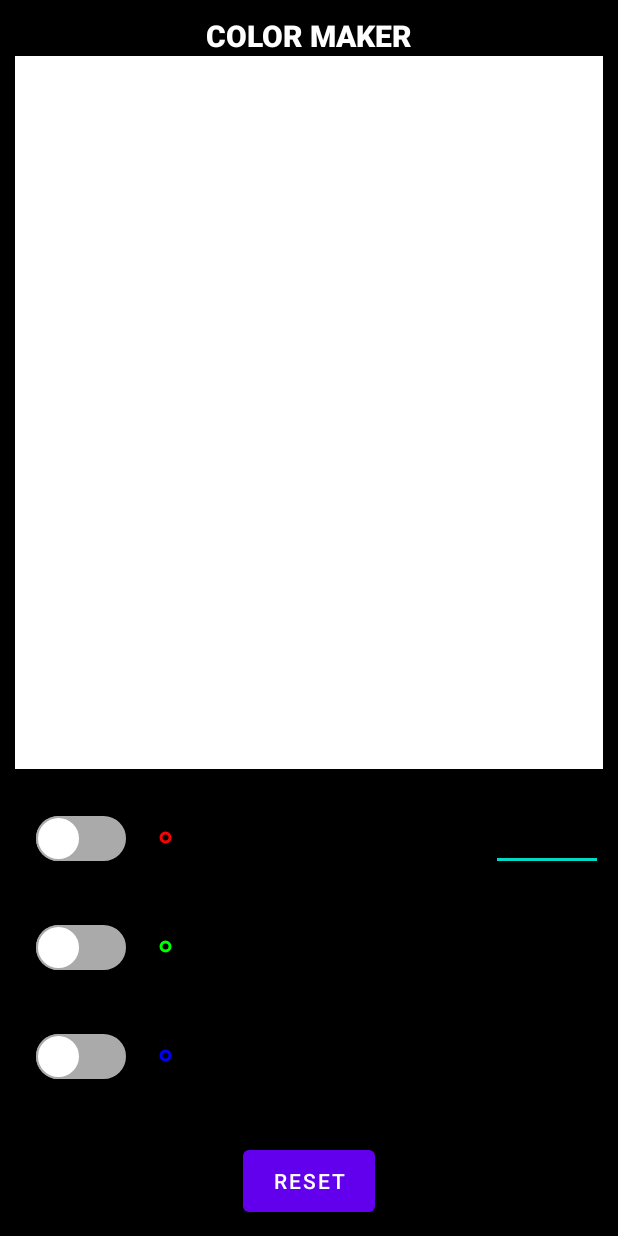
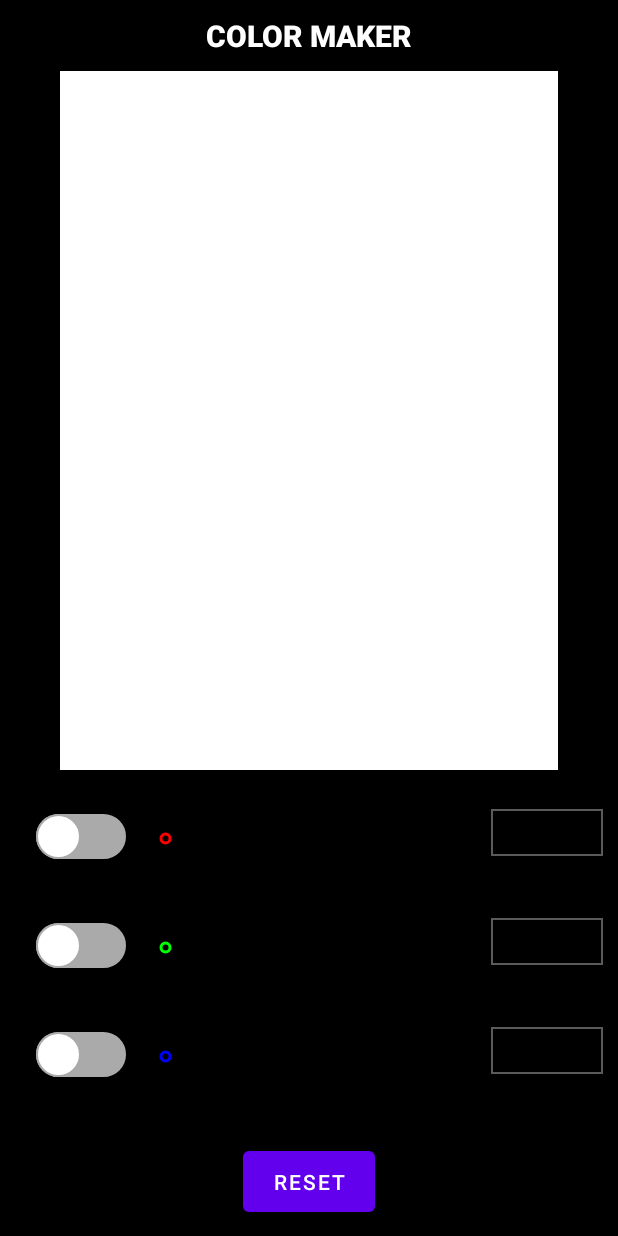
Before and after one commit to KavilJainCSUF/ColorMakerProject, an Android app: the screen it shows after launch (MainActivity), on a phone screen of 412 x 824 dp. Run offline under Robolectric (Android 15) with nearby library versions, the phone set to English and light mode, and no system bars.

Commit message:
Feedback changes

```diff
--- /dev/null
+++ b/app/src/main/res/drawable/edittext_background.xml
@@ -0,0 +1,5 @@
+<shape xmlns:android="http://schemas.android.com/apk/res/android">
+    <stroke
+        android:width="1dp"
+        android:color="@color/border_color" />
+</shape>
--- a/app/src/main/res/layout-land/activity_main.xml
+++ b/app/src/main/res/layout-land/activity_main.xml
@@ -29,6 +29,7 @@
             android:id="@+id/color_view"
             android:layout_width="0dp"
             android:layout_weight="1"
+            android:layout_marginLeft="20dp"
             android:layout_height="match_parent"
             android:layout_marginBottom="20dp"
             android:background="@color/white"
@@ -81,6 +82,7 @@
                     android:inputType="numberDecimal"
                     android:textColor="@color/white"
                     android:textSize="20sp"
+                    android:background="@drawable/edittext_background"
                     tools:ignore="LabelFor" />
             </LinearLayout>
 
@@ -123,6 +125,7 @@
                     android:inputType="numberDecimal"
                     android:textColor="@color/white"
                     android:textSize="20sp"
+                    android:background="@drawable/edittext_background"
                     tools:ignore="LabelFor" />
             </LinearLayout>
 
@@ -165,6 +168,7 @@
                     android:inputType="numberDecimal"
                     android:textColor="@color/white"
                     android:textSize="20sp"
+                    android:background="@drawable/edittext_background"
                     tools:ignore="LabelFor" />
             </LinearLayout>
 
--- a/app/src/main/res/layout/activity_main.xml
+++ b/app/src/main/res/layout/activity_main.xml
@@ -14,6 +14,7 @@
         android:id="@+id/header_text"
         android:layout_width="match_parent"
         android:layout_height="wrap_content"
+        android:layout_marginBottom="10dp"
         android:fontFamily="sans-serif-black"
         android:text="@string/header"
         android:textAlignment="center"
@@ -22,7 +23,9 @@
 
     <View
         android:id="@+id/color_view"
-        android:layout_width="match_parent"
+        android:layout_width="wrap_content"
+        android:layout_marginRight="30dp"
+        android:layout_marginLeft="30dp"
         android:layout_height="0dp"
         android:layout_weight="100"
         android:background="@color/white"
@@ -63,10 +66,12 @@
             android:layout_weight="1"
             android:ems="10"
             android:textColor="@color/white"
+            android:padding="2dp"
             android:hint="@fraction/edit_text_hint"
             android:textSize="20sp"
             android:inputType="numberDecimal"
             tools:ignore="LabelFor"
+            android:background="@drawable/edittext_background"
             android:autofillHints="Enter the values e.g 0.45" />
     </LinearLayout>
 
@@ -105,10 +110,12 @@
             android:layout_weight="1"
             android:hint="@fraction/edit_text_hint"
             android:ems="10"
+            android:padding="2dp"
             android:textColor="@color/white"
             android:textSize="20sp"
             android:inputType="numberDecimal"
             tools:ignore="LabelFor"
+            android:background="@drawable/edittext_background"
             android:autofillHints="Enter the values e.g 0.45" />
     </LinearLayout>
 
@@ -147,10 +154,12 @@
             android:layout_weight="1"
             android:hint="@fraction/edit_text_hint"
             android:ems="10"
+            android:padding="2dp"
             android:textSize="20sp"
             android:textColor="@color/white"
             android:inputType="numberDecimal"
             tools:ignore="LabelFor"
+            android:background="@drawable/edittext_background"
             android:autofillHints="Enter the values e.g 0.45" />
     </LinearLayout>
 
--- a/app/src/main/res/values/colors.xml
+++ b/app/src/main/res/values/colors.xml
@@ -13,4 +13,5 @@
     <color name="lightBlue">#FF633ED5</color>
     <color name="green">#FF00FF00</color>
     <color name="lightGreen">#FF62D44D</color>
+    <color name="border_color">#5A5A5A</color>
 </resources>
```
Also changed, not shown: app/src/main/java/edu/fullerton/kj/colormakerproject/MainActivity.kt (+15 -3 lines).
